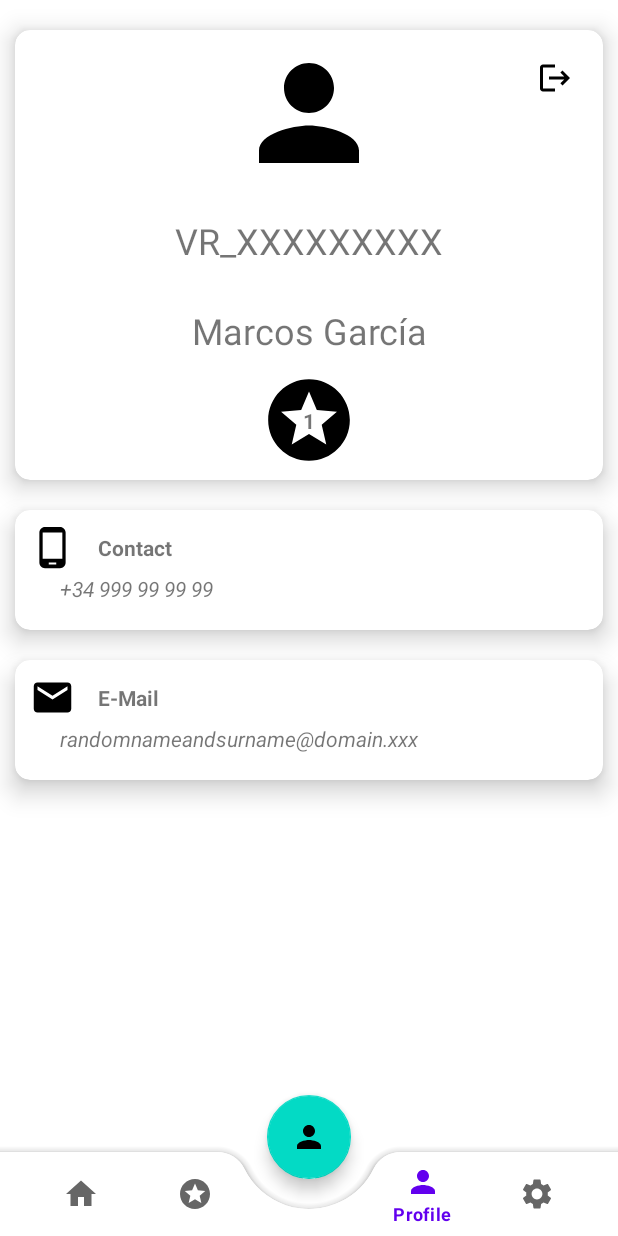
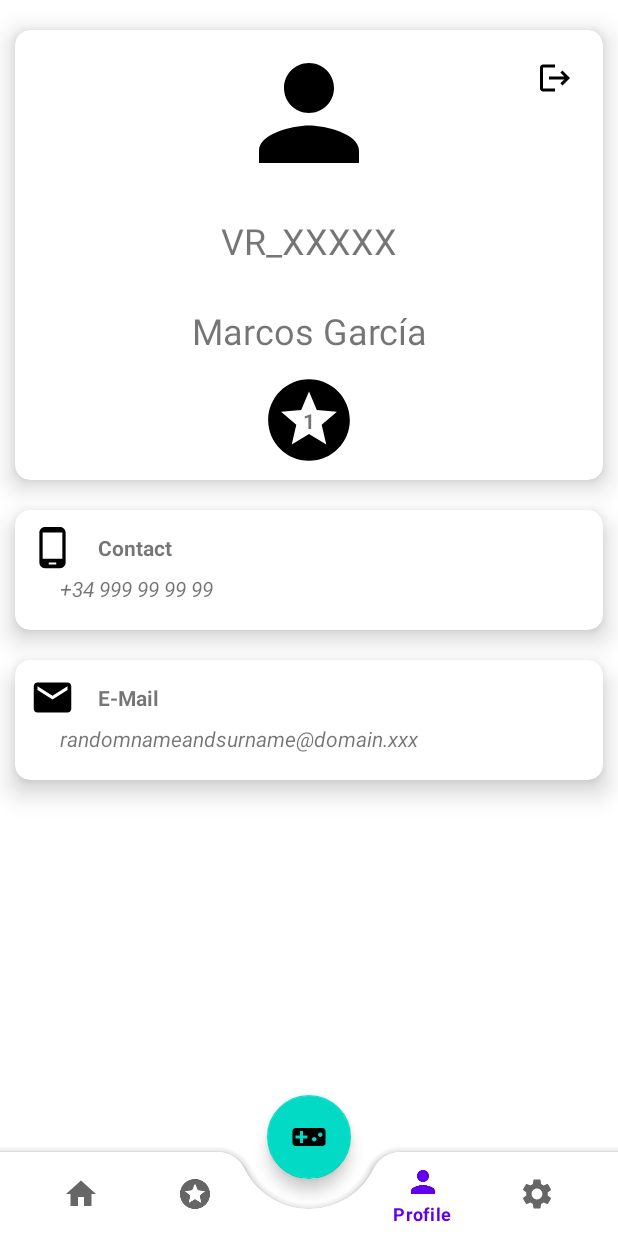
Before and after one commit to ItsIvanPsk/ClubVR, an Android app: the ProfileFragment screen opened through its navigation route, on a phone screen of 412 x 824 dp. Run offline under Robolectric (Android 15) with nearby library versions, the phone set to English and light mode, and no system bars; our stand-ins replace navigation-ui.

Commit message:
ProfileFragment UI Enchanced

```diff
--- /dev/null
+++ b/app/src/main/res/drawable/ic_baseline_videogame_asset_24.xml
@@ -0,0 +1,5 @@
+<vector android:height="24dp" android:tint="#000000"
+    android:viewportHeight="24" android:viewportWidth="24"
+    android:width="24dp" xmlns:android="http://schemas.android.com/apk/res/android">
+    <path android:fillColor="@android:color/white" android:pathData="M21,6L3,6c-1.1,0 -2,0.9 -2,2v8c0,1.1 0.9,2 2,2h18c1.1,0 2,-0.9 2,-2L23,8c0,-1.1 -0.9,-2 -2,-2zM11,13L8,13v3L6,16v-3L3,13v-2h3L6,8h2v3h3v2zM15.5,15c-0.83,0 -1.5,-0.67 -1.5,-1.5s0.67,-1.5 1.5,-1.5 1.5,0.67 1.5,1.5 -0.67,1.5 -1.5,1.5zM19.5,12c-0.83,0 -1.5,-0.67 -1.5,-1.5S18.67,9 19.5,9s1.5,0.67 1.5,1.5 -0.67,1.5 -1.5,1.5z"/>
+</vector>
--- a/app/src/main/res/layout/activity_main.xml
+++ b/app/src/main/res/layout/activity_main.xml
@@ -45,10 +45,10 @@
     </com.google.android.material.bottomappbar.BottomAppBar>
 
     <com.google.android.material.floatingactionbutton.FloatingActionButton
-        android:id="@+id/fab"
+        android:id="@+id/main_floatingButton"
         android:layout_width="wrap_content"
         android:layout_height="wrap_content"
-        android:src="@drawable/ic_baseline_person_24"
+        android:src="@drawable/ic_baseline_videogame_asset_24"
         app:layout_anchor="@id/bottomAppBar"
         android:contentDescription="p" />
 
--- a/app/src/main/res/layout/fragment_profile.xml
+++ b/app/src/main/res/layout/fragment_profile.xml
@@ -49,7 +49,7 @@
                 android:layout_marginVertical="10dp"
                 android:textSize="24dp"
                 android:gravity="center"
-                android:text="VR_XXXXXXXXX"
+                android:text="VR_XXXXX"
                 app:layout_constraintTop_toBottomOf="@id/profile_user_icon" />
 
             <com.google.android.material.textview.MaterialTextView
--- a/app/src/main/res/navigation/nav_graph.xml
+++ b/app/src/main/res/navigation/nav_graph.xml
@@ -22,6 +22,9 @@
         <action
             android:id="@+id/action_mainMenu_to_myClubFragment"
             app:destination="@id/myClubFragment" />
+        <action
+            android:id="@+id/action_mainMenu_to_experiencesFragment"
+            app:destination="@id/experiencesFragment" />
     </fragment>
 
     <fragment
@@ -40,5 +43,9 @@
         android:id="@+id/settingsFragment"
         android:name="com.itsydev.clubvr.presentation.settings.SettingsFragment"
         android:label="SettingsFragment" />
+    <fragment
+        android:id="@+id/experiencesFragment"
+        android:name="com.itsydev.clubvr.presentation.experiences.ExperiencesFragment"
+        android:label="ExperiencesFragment" />
 
 </navigation>
--- a/build.gradle
+++ b/build.gradle
@@ -1,4 +1,8 @@
-// Top-level build file where you can add configuration options common to all sub-projects/modules.
+buildscript {
+    dependencies {
+        classpath 'com.google.gms:google-services:4.3.15'
+    }
+}// Top-level build file where you can add configuration options common to all sub-projects/modules.
 plugins {
     id 'com.android.application' version '7.3.1' apply false
     id 'com.android.library' version '7.3.1' apply false
```
Also changed, not shown: app/build.gradle (+6 -3 lines), app/src/main/java/com/itsydev/clubvr/MainActivity.kt (+15 -8 lines), app/src/main/java/com/itsydev/clubvr/presentation/experiences/ExperiencesFragment.kt (added, +42 -0 lines), app/src/main/java/com/itsydev/clubvr/presentation/experiences/ExperiencesViewModel.kt (added, +32 -0 lines), app/src/main/java/com/itsydev/clubvr/utils/ExperienceBo.kt (added, +7 -0 lines), app/src/main/res/layout/fragment_experiences.xml (added, +19 -0 lines), app/src/main/res/layout/layout_experience_item.xml (added, +47 -0 lines), 1 other file.
